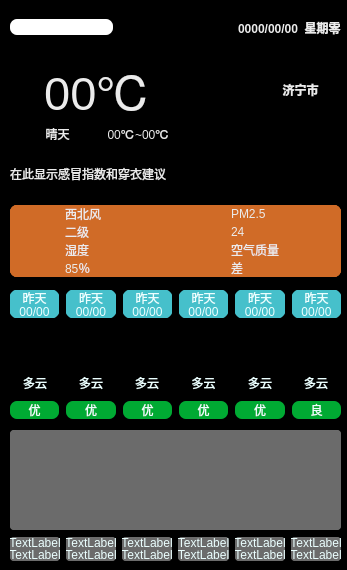
YRDF/Qt_Daily_Test, file Weather_Forecast/widget.ui: the form before one commit.
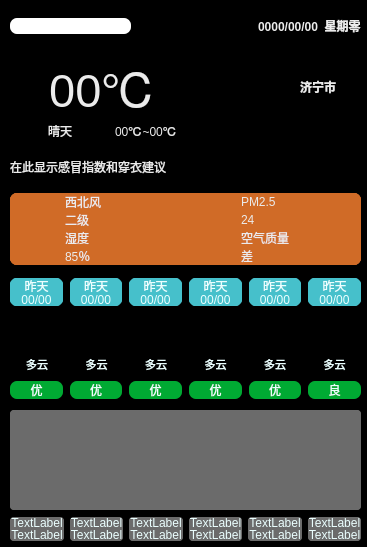
The form after the commit. Icons and pictures are not drawn.

Commit message: 把所有label放入qlist容器，进行遍历setText

Patch:
```diff
--- a/Weather_Forecast/widget.ui
+++ b/Weather_Forecast/widget.ui
@@ -6,8 +6,8 @@
    <rect>
     <x>0</x>
     <y>0</y>
-    <width>347</width>
-    <height>570</height>
+    <width>367</width>
+    <height>547</height>
    </rect>
   </property>
   <property name="windowTitle">
@@ -22,8 +22,8 @@
     <rect>
      <x>10</x>
      <y>0</y>
-     <width>331</width>
-     <height>561</height>
+     <width>351</width>
+     <height>541</height>
     </rect>
    </property>
    <layout class="QVBoxLayout" name="verticalLayout_28" stretch="1,1,3,3,2">
@@ -1120,8 +1120,8 @@
               </property>
               <property name="maximumSize">
                <size>
-                <width>55</width>
-                <height>55</height>
+                <width>45</width>
+                <height>45</height>
                </size>
               </property>
               <property name="styleSheet">
@@ -1153,6 +1153,11 @@
                 <height>55</height>
                </size>
               </property>
+              <property name="font">
+               <font>
+                <pointsize>8</pointsize>
+               </font>
+              </property>
               <property name="styleSheet">
                <string notr="true">    color:rgb(235, 255, 255);
     background-color:rgb(0,0,0);
@@ -1185,8 +1190,8 @@
               </property>
               <property name="maximumSize">
                <size>
-                <width>55</width>
-                <height>55</height>
+                <width>45</width>
+                <height>45</height>
                </size>
               </property>
               <property name="styleSheet">
@@ -1218,6 +1223,11 @@
                 <height>55</height>
                </size>
               </property>
+              <property name="font">
+               <font>
+                <pointsize>8</pointsize>
+               </font>
+              </property>
               <property name="styleSheet">
                <string notr="true">    color:rgb(235, 255, 255);
     background-color:rgb(0,0,0);
@@ -1250,8 +1260,8 @@
               </property>
               <property name="maximumSize">
                <size>
-                <width>55</width>
-                <height>55</height>
+                <width>45</width>
+                <height>45</height>
                </size>
               </property>
               <property name="styleSheet">
@@ -1283,6 +1293,11 @@
                 <height>55</height>
                </size>
               </property>
+              <property name="font">
+               <font>
+                <pointsize>8</pointsize>
+               </font>
+              </property>
               <property name="styleSheet">
                <string notr="true">    color:rgb(235, 255, 255);
     background-color:rgb(0,0,0);
@@ -1315,8 +1330,8 @@
               </property>
               <property name="maximumSize">
                <size>
-                <width>55</width>
-                <height>55</height>
+                <width>45</width>
+                <height>45</height>
                </size>
               </property>
               <property name="styleSheet">
@@ -1348,6 +1363,11 @@
                 <height>55</height>
                </size>
               </property>
+              <property name="font">
+               <font>
+                <pointsize>8</pointsize>
+               </font>
+              </property>
               <property name="styleSheet">
                <string notr="true">    color:rgb(235, 255, 255);
     background-color:rgb(0,0,0);
@@ -1380,8 +1400,8 @@
               </property>
               <property name="maximumSize">
                <size>
-                <width>55</width>
-                <height>55</height>
+                <width>45</width>
+                <height>45</height>
                </size>
               </property>
               <property name="styleSheet">
@@ -1413,6 +1433,11 @@
                 <height>55</height>
                </size>
               </property>
+              <property name="font">
+               <font>
+                <pointsize>8</pointsize>
+               </font>
+              </property>
               <property name="styleSheet">
                <string notr="true">    color:rgb(235, 255, 255);
     background-color:rgb(0,0,0);
@@ -1445,8 +1470,8 @@
               </property>
               <property name="maximumSize">
                <size>
-                <width>55</width>
-                <height>55</height>
+                <width>45</width>
+                <height>45</height>
                </size>
               </property>
               <property name="styleSheet">
@@ -1478,6 +1503,11 @@
                 <height>55</height>
                </size>
               </property>
+              <property name="font">
+               <font>
+                <pointsize>8</pointsize>
+               </font>
+              </property>
               <property name="styleSheet">
                <string notr="true">    color:rgb(235, 255, 255);
     background-color:rgb(0,0,0);
@@ -1714,7 +1744,19 @@
                 <number>7</number>
                </property>
                <item>
-                <widget class="QLabel" name="label_7">
+                <widget class="QLabel" name="label_fx_0">
+                 <property name="maximumSize">
+                  <size>
+                   <width>16777215</width>
+                   <height>16777215</height>
+                  </size>
+                 </property>
+                 <property name="focusPolicy">
+                  <enum>Qt::NoFocus</enum>
+                 </property>
+                 <property name="autoFillBackground">
+                  <bool>false</bool>
+                 </property>
                  <property name="styleSheet">
                   <string notr="true">    color:rgb(235, 255, 255);
     background-color:rgb(107,107,107);
```
Left out of the diff: 82 changed lines with no effect on the pictures. The commit also changes 4 other files.
